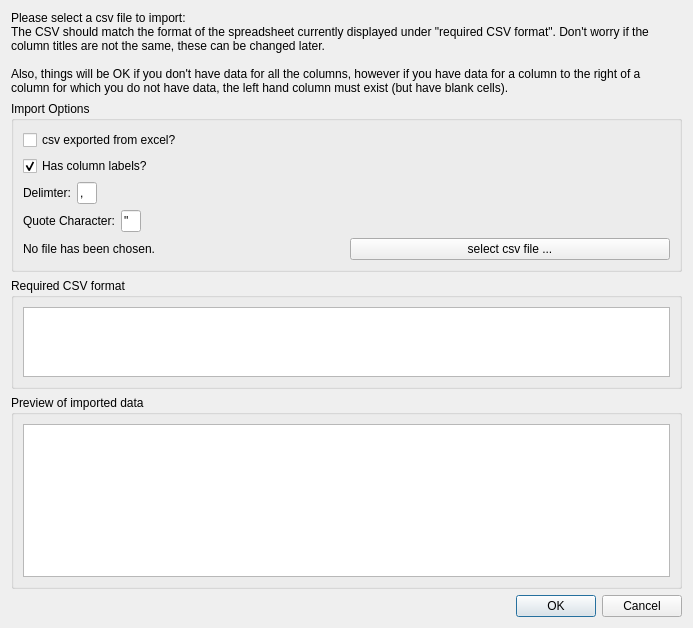
First picture: the form in import_csv_dlg.ui, repository bwallace/OpenMeta-analyst-, before the edit.
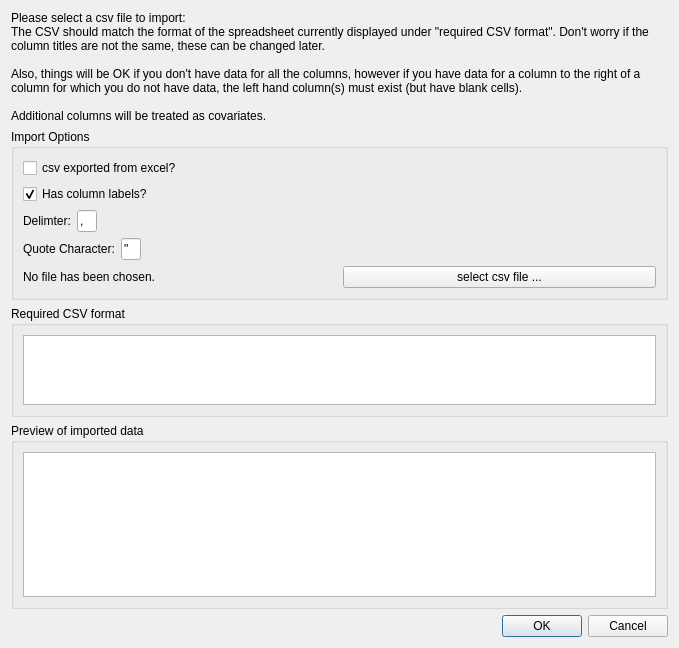
Second picture: the form after the edit. Icons and pictures are not drawn.

Commit message: non_production commit. Segfaults when redoing an import csv that has previously been undone.

What changed in the file:
```diff
--- a/import_csv_dlg.ui
+++ b/import_csv_dlg.ui
@@ -6,8 +6,8 @@
    <rect>
     <x>0</x>
     <y>0</y>
-    <width>693</width>
-    <height>628</height>
+    <width>679</width>
+    <height>648</height>
    </rect>
   </property>
   <property name="windowTitle">
@@ -20,7 +20,9 @@
       <string>Please select a csv file to import:
 The CSV should match the format of the spreadsheet currently displayed under &quot;required CSV format&quot;. Don't worry if the column titles are not the same, these can be changed later.
 
-Also, things will be OK if you don't have data for all the columns, however if you have data for a column to the right of a column for which you do not have data, the left hand column must exist (but have blank cells).</string>
+Also, things will be OK if you don't have data for all the columns, however if you have data for a column to the right of a column for which you do not have data, the left hand column(s) must exist (but have blank cells).
+
+Additional columns will be treated as covariates.</string>
      </property>
      <property name="wordWrap">
       <bool>true</bool>
```
Left out of the diff: 10 changed lines with no effect on the pictures. The commit also changes 2 other files.
